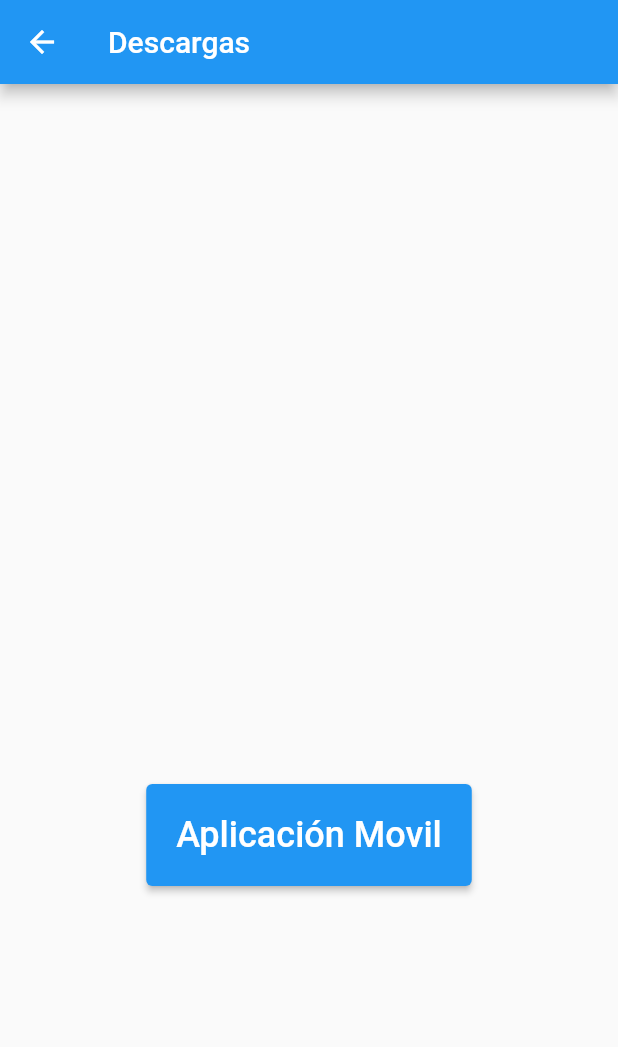
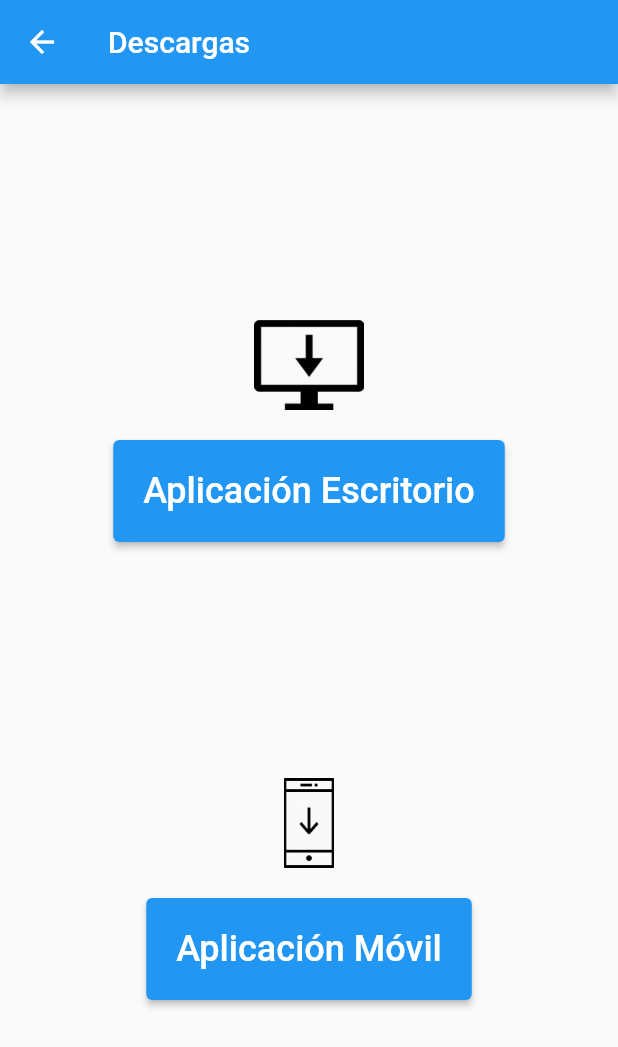
Before and after one commit to Agustin-Basilio-Matijasevich/ept_frontend_web, a Flutter app: the DownloadSection screen opened directly, on a phone screen of 412 x 824 dp. Shown: the top 1047 px of the screen. Run offline on Flutter 3.47's test engine with Material 2 defaults, Android fonts, the light colour scheme and no system bars; our stand-ins replace carousel_slider, cloud_firestore, firebase_auth, firebase_core, firebase_storage, flutter_image_slideshow and 2 more; missing offline and left inert: comment_box; accounts and stored records are empty; statements that could not run were skipped.

Commit message:
Update_download_screen
Se actualiza la patalla download agregandole imagenes

```diff
--- a/lib/screens/download.dart
+++ b/lib/screens/download.dart
@@ -3,46 +3,74 @@ import 'package:provider/provider.dart';
 import 'package:url_launcher/url_launcher.dart';
 import 'package:ept_frontend/models/usuario.dart';
 
-enum DownloadStatus {
-  notDownloaded,
-  fetchingDownload,
-  downloading,
-  downloaded,
-}
-
-class NewDownloadSection extends StatefulWidget {
-  const NewDownloadSection({super.key});
-
-  @override
-  State<NewDownloadSection> createState() => _NewDownloadSectionState();
-}
-
-class _NewDownloadSectionState extends State<NewDownloadSection> {
-  List<Widget> availableDownloads = [];
-  @override
-  Widget build(BuildContext context) {
-    return Container();
-  }
-}
 
 class DownloadSection extends StatelessWidget {
   const DownloadSection({super.key});
 
   @override
   Widget build(BuildContext context) {
-    Usuario usuario = Provider.of<Usuario>(context);
     double contextHeight = MediaQuery.of(context).size.height;
     double contextWidth = MediaQuery.of(context).size.width;
-
-    List<Widget> widgets = [];
-
-    if ([
-      UserRoles.docente,
-      UserRoles.estudiante,
-      UserRoles.nodocente,
-      UserRoles.padre
-    ].contains(usuario.rol)) {
-      widgets.add(
+    return Scaffold(
+      appBar: AppBar(
+        title: const Text('Descargas'),
+      ),
+      body: contextWidth > 600 ?
+      //ESCRITORIO
+      SafeArea(
+        top: true,
+        child: Row(
+          mainAxisSize: MainAxisSize.max,
+          mainAxisAlignment: MainAxisAlignment.spaceEvenly,
+          children: [
+            Column(
+              mainAxisSize: MainAxisSize.max,
+              mainAxisAlignment: MainAxisAlignment.center,
+              children: [
+                Padding(
+                  padding: const EdgeInsetsDirectional.fromSTEB(0, 0, 0, 20),
+                  child: ClipRRect(
+                    borderRadius: BorderRadius.circular(8),
+                    child: Image.asset(
+                      'assets/images/mobile_download.png',
+                      width: 115,
+                      height: 60,
+                      fit: BoxFit.scaleDown,
+                    ),
+                  ),
+                ),
+                ElevatedButton(
+                  style: const ButtonStyle(
+                    padding: MaterialStatePropertyAll(EdgeInsets.all(20)),
+                  ),
+                  child: const Text(
+                    'Aplicación Móvil',
+                    style: TextStyle(
+                      fontSize: 24,
+                    ),
+                  ),
+                  onPressed: () {
+                    _descargarAndroidAPP();
+                  },
+                ),
+              ],
+            ),
+            Column(
+              mainAxisSize: MainAxisSize.max,
+              mainAxisAlignment: MainAxisAlignment.center,
+              children: [
+                Padding(
+                  padding: const EdgeInsetsDirectional.fromSTEB(0, 0, 0, 20),
+                  child: ClipRRect(
+                    borderRadius: BorderRadius.circular(8),
+                    child: Image.asset(
+                      'assets/images/desktop_download.png',
+                      width: 115,
+                      height: 60,
+                      fit: BoxFit.scaleDown,
+                    ),
+                  ),
+                ),
                 ElevatedButton(
                   style: const ButtonStyle(
                     padding: MaterialStatePropertyAll(EdgeInsets.all(20)),
@@ -57,36 +85,68 @@ class DownloadSection extends StatelessWidget {
                     _descargarWindowsAPP();
                   },
                 ),
-      );
-    }
-    return Scaffold(
-      appBar: AppBar(
-        title: const Text(
-          'Descargas'
+              ],
+            ),
+          ],
+        ),
+      )
+      //MOVIL
+      : Row(
+        mainAxisAlignment: MainAxisAlignment.center,
+        children: [
+          Column(
+            mainAxisAlignment: MainAxisAlignment.spaceEvenly,
+            children: [
+              Column(
+                children: [
+                  Padding(
+                      padding: const EdgeInsetsDirectional.fromSTEB(0, 0, 0, 20),
+                      child: ClipRRect(
+                        borderRadius: BorderRadius.circular(8),
+                        child: Image.asset(
+                          'assets/images/desktop_download.png',
+                          width: 115,
+                          height: 60,
+                          fit: BoxFit.scaleDown,
                         ),
                       ),
-      //ASPECTO ESCRITORIO
-      body: contextWidth > 600
-      ? Row(
-        mainAxisAlignment: MainAxisAlignment.center,
-        children: <Widget>[
-          Column(
-            mainAxisAlignment: MainAxisAlignment.center,
-            children: widgets
                     ),
-          const SizedBox(
-            height: 1,
-            width: 50,
-          ),
-          Column(
-            mainAxisAlignment: MainAxisAlignment.center,
-            children: [
                     ElevatedButton(
                       style: const ButtonStyle(
                       padding: MaterialStatePropertyAll(EdgeInsets.all(20)),
                     ),
                       child: const Text(
-                  'Aplicación Movil',
+                        'Aplicación Escritorio',
+                      style: TextStyle(
+                      fontSize: 24,
+                      ),
+                    ),
+                    onPressed: () {
+                      _descargarWindowsAPP();
+                    },
+                  ),
+                ],
+              ),
+              Column(
+                children: [
+                  Padding(
+                      padding: const EdgeInsetsDirectional.fromSTEB(0, 0, 0, 20),
+                      child: ClipRRect(
+                        borderRadius: BorderRadius.circular(8),
+                        child: Image.asset(
+                          'assets/images/mobile_download.png',
+                          width: 115,
+                          height: 60,
+                          fit: BoxFit.scaleDown,
+                        ),
+                      ),
+                    ),
+                    ElevatedButton(
+                      style: const ButtonStyle(
+                      padding: MaterialStatePropertyAll(EdgeInsets.all(20)),
+                    ),
+                      child: const Text(
+                        'Aplicación Móvil',
                       style: TextStyle(
                       fontSize: 24,
                       ),
@@ -96,63 +156,12 @@ class DownloadSection extends StatelessWidget {
                     },
                   ),
                 ],
+              ),
+            ],
           )
         ],
       )
-      //ASPECTO MÓVIL
-      : Row(
-        mainAxisAlignment: MainAxisAlignment.center,
-        children: [
-          Column(
-            mainAxisAlignment: MainAxisAlignment.spaceEvenly,
-            crossAxisAlignment: CrossAxisAlignment.center,
-            children: [
-              Column(
-                children: widgets
-              ),
-              Column(
-                mainAxisAlignment: MainAxisAlignment.spaceEvenly,
-                crossAxisAlignment: CrossAxisAlignment.center,
-                children: [
-                  ElevatedButton(
-                    style: const ButtonStyle(
-                      padding: MaterialStatePropertyAll(EdgeInsets.all(20)),
-                    ),
-                    child: const Text(
-                      'Aplicación Movil',
-                      style: TextStyle(
-                        fontSize: 24,
-                      ),
-                    ),
-                    onPressed: () {
-                      _descargarAndroidAPP();
-                    },
-                  ),
-                ],
-              )
-            ]
-          ),
-        ],
-      )
     );
-  }
-}
-
-class _DownloadButton extends StatelessWidget {
-  final String text;
-  final DownloadStatus status;
-  final Duration transitionDuration;
-
-  const _DownloadButton({
-    super.key,
-    required this.status,
-    required this.text,
-    this.transitionDuration = const Duration(milliseconds: 500),
-  });
-
-  @override
-  Widget build(BuildContext context) {
-    return Container();
   }
 }
 
--- a/pubspec.yaml
+++ b/pubspec.yaml
@@ -104,6 +104,8 @@ flutter:
     - assets/images/student_support.jpg
     - assets/images/swimming_pool.jpg
     - assets/images/defaultProfilePhoto.png
+    - assets/images/mobile_download.png
+    - assets/images/desktop_download.png
 
     #Gifs
     - assets/gifs/robotTyping.gif
```
Also changed, not shown: lib/screens/old_download.dart (added, +171 -0 lines), assets/images/desktop_download.png (added), assets/images/mobile_download.png (added). Lines whose indentation alone changed are shown as unchanged.
